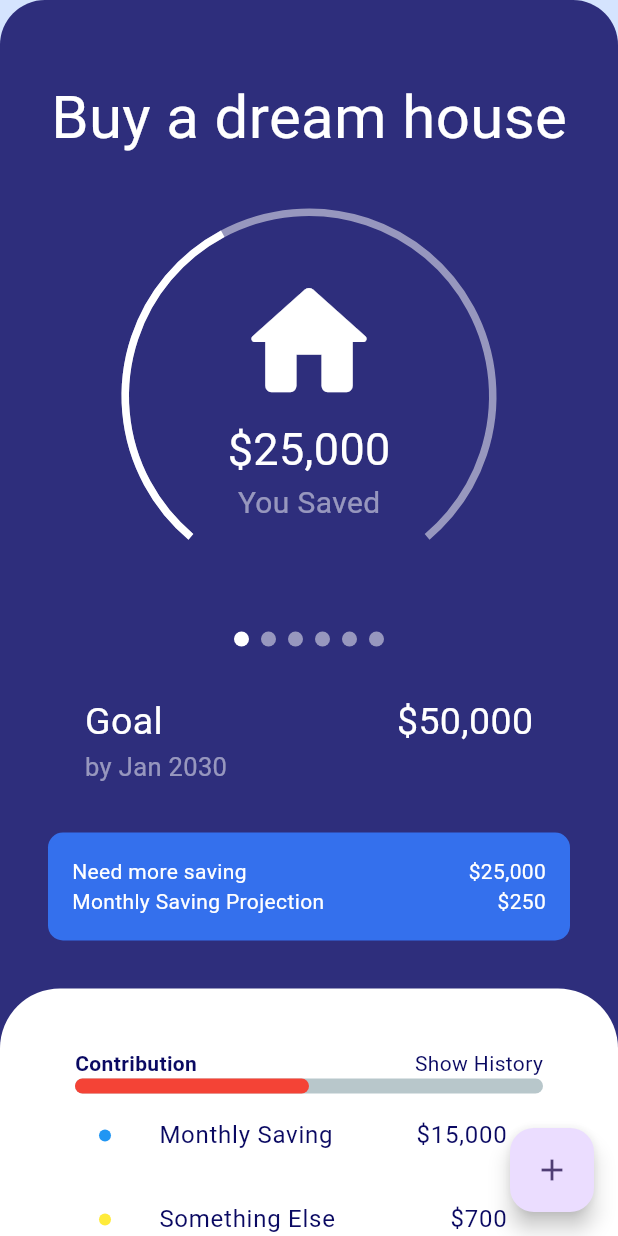
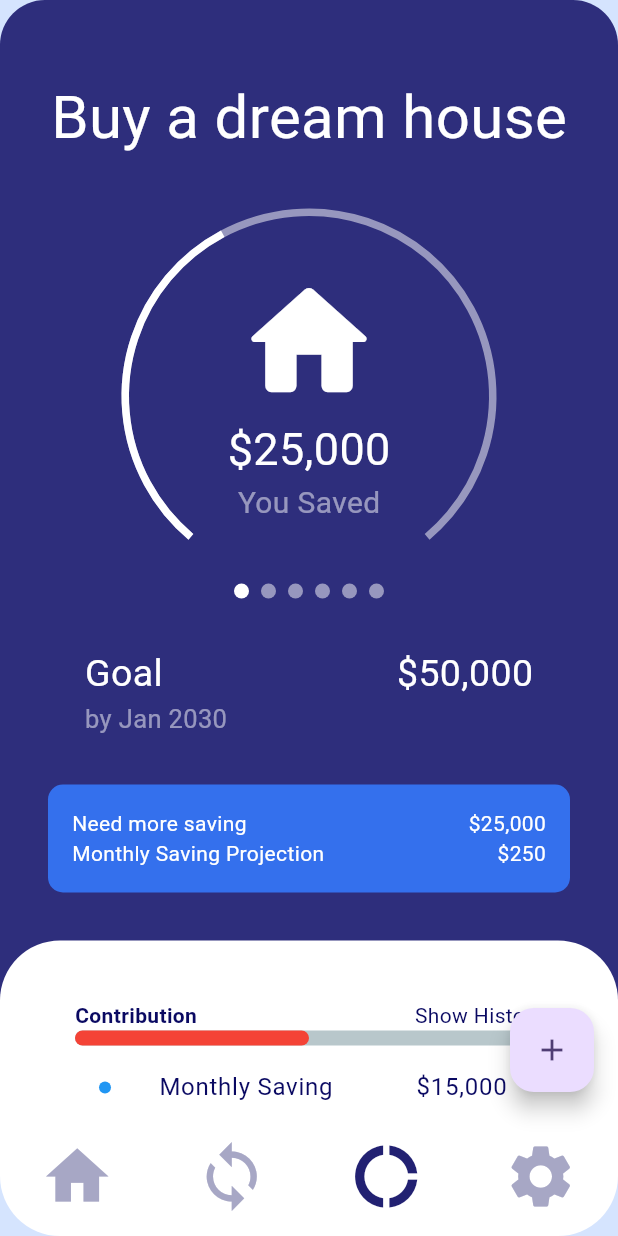
Before and after one commit to MohammedMubashirKhan/BudgetTracker, a Flutter app: the screen it shows after launch, on a phone screen of 412 x 824 dp. Run offline on Flutter 3.47's test engine with Material 2 defaults, Android fonts, the phone set to English and light mode, and no system bars; drawn by our look-alikes of percent_indicator, smooth_page_indicator; our stand-ins replace get.

Commit message:
bottom Navigation bar is add

```diff
--- a/lib/app/modules/home/views/home_view.dart
+++ b/lib/app/modules/home/views/home_view.dart
@@ -1,9 +1,10 @@
+import 'package:budget_tracker_app/app/modules/home/widgets/custom_bottom_navigation_bar.dart';
+import 'package:budget_tracker_app/app/modules/home/widgets/goal_insights.dart';
 import 'package:budget_tracker_app/app/modules/home/widgets/goal_rogress_indicator.dart';
 import 'package:flutter/material.dart';
 
 import 'package:get/get.dart';
 import 'package:percent_indicator/linear_percent_indicator.dart';
-import 'package:smooth_page_indicator/smooth_page_indicator.dart';
 
 import '../controllers/home_controller.dart';
 
@@ -33,89 +34,15 @@ class HomeView extends GetView<HomeController> {
                   ],
                 ),
                 // Goal Progress
-                const GoalProgressIndicator(),
-
-                // dot indicator
                 Obx(
-                  () => Padding(
-                    padding: const EdgeInsets.only(top: 32.0),
-                    child: AnimatedSmoothIndicator(
-                      activeIndex: controller.count.value,
-                      // TODO: Replace with the actual length
-                      count: 6,
-                      effect: WormEffect(
-                        activeDotColor: Colors.white,
-                        dotColor: Colors.white.withOpacity(0.5),
-                        dotHeight: 10,
-                        dotWidth: 10,
-                      ), // your preferred effect
-                    ),
-                  ),
+                  () => GoalProgressIndicator(
+                      dotIndicatorIndex: controller.count.value),
                 ),
 
-                // Goal detail
-                Padding(
-                  padding: const EdgeInsets.only(top: 32.0),
-                  child: Row(
-                    crossAxisAlignment: CrossAxisAlignment.start,
-                    mainAxisAlignment: MainAxisAlignment.spaceAround,
-                    children: [
-                      Column(
-                        crossAxisAlignment: CrossAxisAlignment.start,
-                        children: [
-                          const Text(
-                            "Goal",
-                            style: TextStyle(fontSize: 25.0),
-                          ),
-                          Text(
-                            "by Jan 2030",
-                            style: TextStyle(
-                                fontSize: 17,
-                                color: Colors.white.withOpacity(0.5)),
-                          ),
-                        ],
-                      ),
-                      const Text(
-                        "\$50,000",
-                        style: TextStyle(fontSize: 25.0),
-                      ),
-                    ],
-                  ),
-                ),
-
-                // remaining amount to reach goal
-                Container(
-                  padding: const EdgeInsets.all(16.0),
-                  margin:
-                      const EdgeInsets.only(top: 32.0, right: 32.0, left: 32.0),
-                  decoration: BoxDecoration(
-                    color: const Color.fromRGBO(
-                        52, 112, 237, 1), // Set the background color
-                    borderRadius:
-                        BorderRadius.circular(10.0), // Set the rounded corner
-                  ),
-                  child: const Column(
-                    children: [
-                      Row(
-                        mainAxisAlignment: MainAxisAlignment.spaceBetween,
-                        children: [
-                          Text("Need more saving"),
-                          Text("\$25,000"),
-                        ],
-                      ),
-                      Row(
-                        mainAxisAlignment: MainAxisAlignment.spaceBetween,
-                        children: [
-                          Text("Monthly Saving Projection"),
-                          Text("\$250"),
-                        ],
-                      ),
-                    ],
-                  ),
-                ),
+                // Remaining amount and monthly projection
+                const GoalInsights(),
 
                 // Contribution lists
-
                 Container(
                   padding: const EdgeInsets.symmetric(
                       vertical: 40.0, horizontal: 50.0),
@@ -208,6 +135,10 @@ class HomeView extends GetView<HomeController> {
           ),
         ),
       ),
+
+      // Bottom Navigation Bar
+      bottomNavigationBar: const CustomBottomNavigationBar(),
+
       floatingActionButton: FloatingActionButton(
         onPressed: controller.increment,
         tooltip: 'Increment',
--- /dev/null
+++ b/lib/app/modules/home/widgets/custom_bottom_navigation_bar.dart
@@ -0,0 +1,39 @@
+import 'package:flutter/material.dart';
+
+class CustomBottomNavigationBar extends StatelessWidget {
+  const CustomBottomNavigationBar({super.key});
+
+  @override
+  Widget build(BuildContext context) {
+    return ClipRRect(
+      borderRadius: const BorderRadius.only(
+          bottomLeft: Radius.circular(40), bottomRight: Radius.circular(40)),
+      child: NavigationBar(
+        selectedIndex: 1,
+        backgroundColor: Colors.white,
+        destinations: const [
+          Icon(
+            Icons.home,
+            size: 50,
+            color: Color.fromRGBO(167, 167, 197, 1),
+          ),
+          Icon(
+            Icons.sync,
+            size: 50,
+            color: Color.fromRGBO(167, 167, 197, 1),
+          ),
+          Icon(
+            Icons.donut_large_sharp,
+            size: 50,
+            color: Color.fromRGBO(34, 33, 114, 1),
+          ),
+          Icon(
+            Icons.settings,
+            size: 50,
+            color: Color.fromRGBO(167, 167, 197, 1),
+          ),
+        ],
+      ),
+    );
+  }
+}
--- /dev/null
+++ b/lib/app/modules/home/widgets/goal_insights.dart
@@ -0,0 +1,70 @@
+import 'package:flutter/material.dart';
+
+class GoalInsights extends StatelessWidget {
+  const GoalInsights({super.key});
+
+  @override
+  Widget build(BuildContext context) {
+    return Column(
+      children: [
+        // Goal detail
+        Padding(
+          padding: const EdgeInsets.only(top: 32.0),
+          child: Row(
+            crossAxisAlignment: CrossAxisAlignment.start,
+            mainAxisAlignment: MainAxisAlignment.spaceAround,
+            children: [
+              Column(
+                crossAxisAlignment: CrossAxisAlignment.start,
+                children: [
+                  const Text(
+                    "Goal",
+                    style: TextStyle(fontSize: 25.0),
+                  ),
+                  Text(
+                    "by Jan 2030",
+                    style: TextStyle(
+                        fontSize: 17, color: Colors.white.withOpacity(0.5)),
+                  ),
+                ],
+              ),
+              const Text(
+                "\$50,000",
+                style: TextStyle(fontSize: 25.0),
+              ),
+            ],
+          ),
+        ),
+
+        // remaining amount to reach goal
+        Container(
+          padding: const EdgeInsets.all(16.0),
+          margin: const EdgeInsets.only(top: 32.0, right: 32.0, left: 32.0),
+          decoration: BoxDecoration(
+            color: const Color.fromRGBO(
+                52, 112, 237, 1), // Set the background color
+            borderRadius: BorderRadius.circular(10.0), // Set the rounded corner
+          ),
+          child: const Column(
+            children: [
+              Row(
+                mainAxisAlignment: MainAxisAlignment.spaceBetween,
+                children: [
+                  Text("Need more saving"),
+                  Text("\$25,000"),
+                ],
+              ),
+              Row(
+                mainAxisAlignment: MainAxisAlignment.spaceBetween,
+                children: [
+                  Text("Monthly Saving Projection"),
+                  Text("\$250"),
+                ],
+              ),
+            ],
+          ),
+        ),
+      ],
+    );
+  }
+}
--- a/lib/app/modules/home/widgets/goal_rogress_indicator.dart
+++ b/lib/app/modules/home/widgets/goal_rogress_indicator.dart
@@ -1,16 +1,22 @@
 import 'package:flutter/material.dart';
 import 'package:percent_indicator/circular_percent_indicator.dart';
+import 'package:smooth_page_indicator/smooth_page_indicator.dart';
 
 class GoalProgressIndicator extends StatelessWidget {
   const GoalProgressIndicator({
     super.key,
+    required this.dotIndicatorIndex,
   });
+
+  final int dotIndicatorIndex;
 
   @override
   Widget build(BuildContext context) {
     return Padding(
       padding: const EdgeInsets.only(top: 32.0),
-      child: CircularPercentIndicator(
+      child: Column(
+        children: [
+          CircularPercentIndicator(
             startAngle: 220.0,
             radius: 125.0,
             lineWidth: 5.0,
@@ -37,6 +43,21 @@ class GoalProgressIndicator extends StatelessWidget {
             animation: true,
             animationDuration: 800,
           ),
+
+          // dot indicator
+          AnimatedSmoothIndicator(
+            activeIndex: dotIndicatorIndex,
+            // TODO: Replace with the actual length
+            count: 6,
+            effect: WormEffect(
+              activeDotColor: Colors.white,
+              dotColor: Colors.white.withOpacity(0.5),
+              dotHeight: 10,
+              dotWidth: 10,
+            ), // your preferred effect
+          ),
+        ],
+      ),
     );
   }
 }
```
Lines whose indentation alone changed are shown as unchanged.
